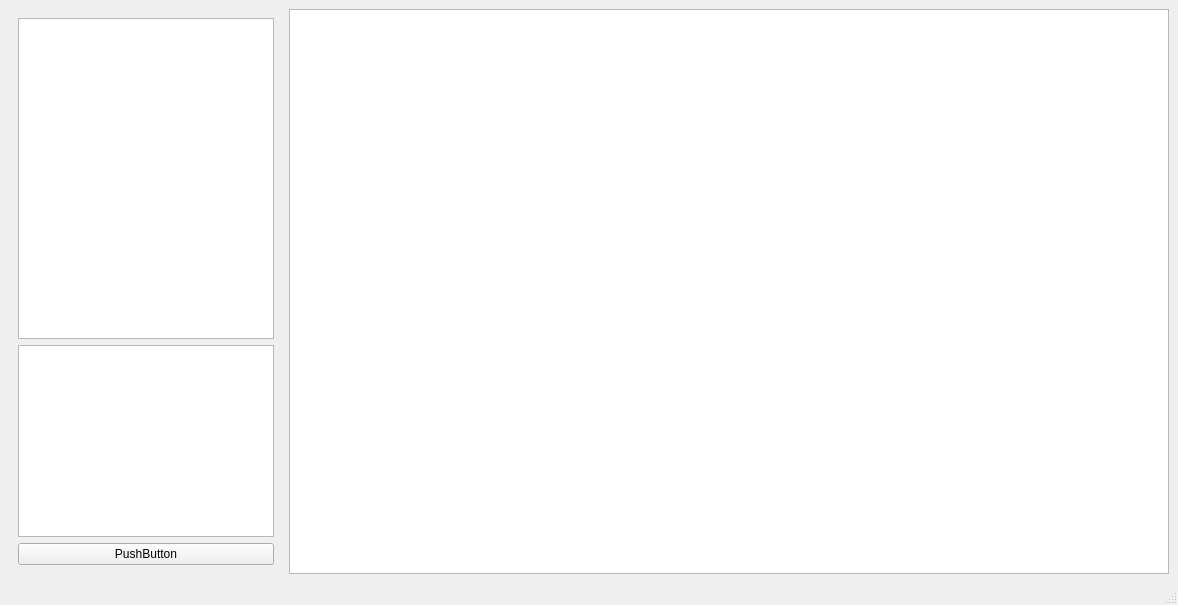
Before: the Qt Designer form mainwindow.ui in jake-kolk/Hackathon, drawn with Qt 5.
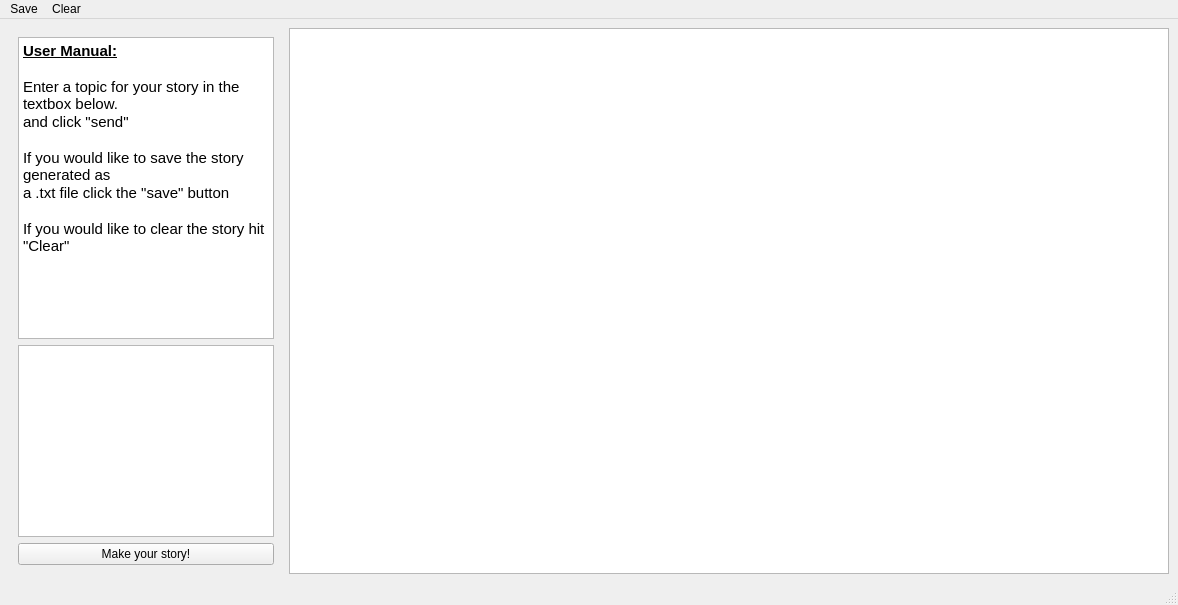
After: the same form once the commit is applied.

Commit message: save and clear menu options

The edit to the form file:
```diff
--- a/mainwindow.ui
+++ b/mainwindow.ui
@@ -55,7 +55,7 @@
        <item row="4" column="0">
         <widget class="QPushButton" name="sendButton">
          <property name="text">
-          <string>PushButton</string>
+          <string>Make your story!</string>
          </property>
         </widget>
        </item>
@@ -70,6 +70,26 @@
          <property name="autoFillBackground">
           <bool>false</bool>
          </property>
+         <property name="html">
+          <string>&lt;!DOCTYPE HTML PUBLIC &quot;-//W3C//DTD HTML 4.0//EN&quot; &quot;http://www.w3.org/TR/REC-html40/strict.dtd&quot;&gt;
+&lt;html&gt;&lt;head&gt;&lt;meta name=&quot;qrichtext&quot; content=&quot;1&quot; /&gt;&lt;meta charset=&quot;utf-8&quot; /&gt;&lt;style type=&quot;text/css&quot;&gt;
+p, li { white-space: pre-wrap; }
+hr { height: 1px; border-width: 0; }
+li.unchecked::marker { content: &quot;\2610&quot;; }
+li.checked::marker { content: &quot;\2612&quot;; }
+&lt;/style&gt;&lt;/head&gt;&lt;body style=&quot; font-family:'Segoe UI'; font-size:9pt; font-weight:400; font-style:normal;&quot;&gt;
+&lt;p style=&quot; margin-top:0px; margin-bottom:0px; margin-left:0px; margin-right:0px; -qt-block-indent:0; text-indent:0px;&quot;&gt;&lt;span style=&quot; font-size:11pt; font-weight:700; text-decoration: underline;&quot;&gt;User Manual:&lt;/span&gt;&lt;/p&gt;
+&lt;p style=&quot;-qt-paragraph-type:empty; margin-top:0px; margin-bottom:0px; margin-left:0px; margin-right:0px; -qt-block-indent:0; text-indent:0px; font-size:11pt; font-weight:700; text-decoration: underline;&quot;&gt;&lt;br /&gt;&lt;/p&gt;
+&lt;p style=&quot; margin-top:0px; margin-bottom:0px; margin-left:0px; margin-right:0px; -qt-block-indent:0; text-indent:0px;&quot;&gt;&lt;span style=&quot; font-size:11pt;&quot;&gt;Enter a topic for your story in the textbox below.&lt;/span&gt;&lt;/p&gt;
+&lt;p style=&quot; margin-top:0px; margin-bottom:0px; margin-left:0px; margin-right:0px; -qt-block-indent:0; text-indent:0px;&quot;&gt;&lt;span style=&quot; font-size:11pt;&quot;&gt;and click &amp;quot;send&amp;quot;&lt;/span&gt;&lt;/p&gt;
+&lt;p style=&quot;-qt-paragraph-type:empty; margin-top:0px; margin-bottom:0px; margin-left:0px; margin-right:0px; -qt-block-indent:0; text-indent:0px; font-size:11pt;&quot;&gt;&lt;br /&gt;&lt;/p&gt;
+&lt;p style=&quot; margin-top:0px; margin-bottom:0px; margin-left:0px; margin-right:0px; -qt-block-indent:0; text-indent:0px;&quot;&gt;&lt;span style=&quot; font-size:11pt;&quot;&gt;If you would like to save the story generated as&lt;/span&gt;&lt;/p&gt;
+&lt;p style=&quot; margin-top:0px; margin-bottom:0px; margin-left:0px; margin-right:0px; -qt-block-indent:0; text-indent:0px;&quot;&gt;&lt;span style=&quot; font-size:11pt;&quot;&gt;a .txt file click the &amp;quot;save&amp;quot; button&lt;/span&gt;&lt;/p&gt;
+&lt;p style=&quot;-qt-paragraph-type:empty; margin-top:0px; margin-bottom:0px; margin-left:0px; margin-right:0px; -qt-block-indent:0; text-indent:0px; font-size:11pt;&quot;&gt;&lt;br /&gt;&lt;/p&gt;
+&lt;p style=&quot; margin-top:0px; margin-bottom:0px; margin-left:0px; margin-right:0px; -qt-block-indent:0; text-indent:0px;&quot;&gt;&lt;span style=&quot; font-size:11pt;&quot;&gt;If you would like to clear the story hit &amp;quot;Clear&amp;quot;&lt;/span&gt;&lt;/p&gt;
+&lt;p style=&quot;-qt-paragraph-type:empty; margin-top:0px; margin-bottom:0px; margin-left:0px; margin-right:0px; -qt-block-indent:0; text-indent:0px; font-size:11pt;&quot;&gt;&lt;br /&gt;&lt;/p&gt;
+&lt;p style=&quot;-qt-paragraph-type:empty; margin-top:0px; margin-bottom:0px; margin-left:0px; margin-right:0px; -qt-block-indent:0; text-indent:0px; font-size:12pt;&quot;&gt;&lt;br /&gt;&lt;/p&gt;&lt;/body&gt;&lt;/html&gt;</string>
+         </property>
         </widget>
        </item>
       </layout>
@@ -87,6 +107,18 @@
      <height>25</height>
     </rect>
    </property>
+   <widget class="QMenu" name="menuSave">
+    <property name="title">
+     <string>Save</string>
+    </property>
+   </widget>
+   <widget class="QMenu" name="menuClear">
+    <property name="title">
+     <string>Clear</string>
+    </property>
+   </widget>
+   <addaction name="menuSave"/>
+   <addaction name="menuClear"/>
   </widget>
   <action name="actionFile">
    <property name="text">
```
Left out of the diff: 10 changed lines with no effect on the pictures. The commit also changes 12 other files.
